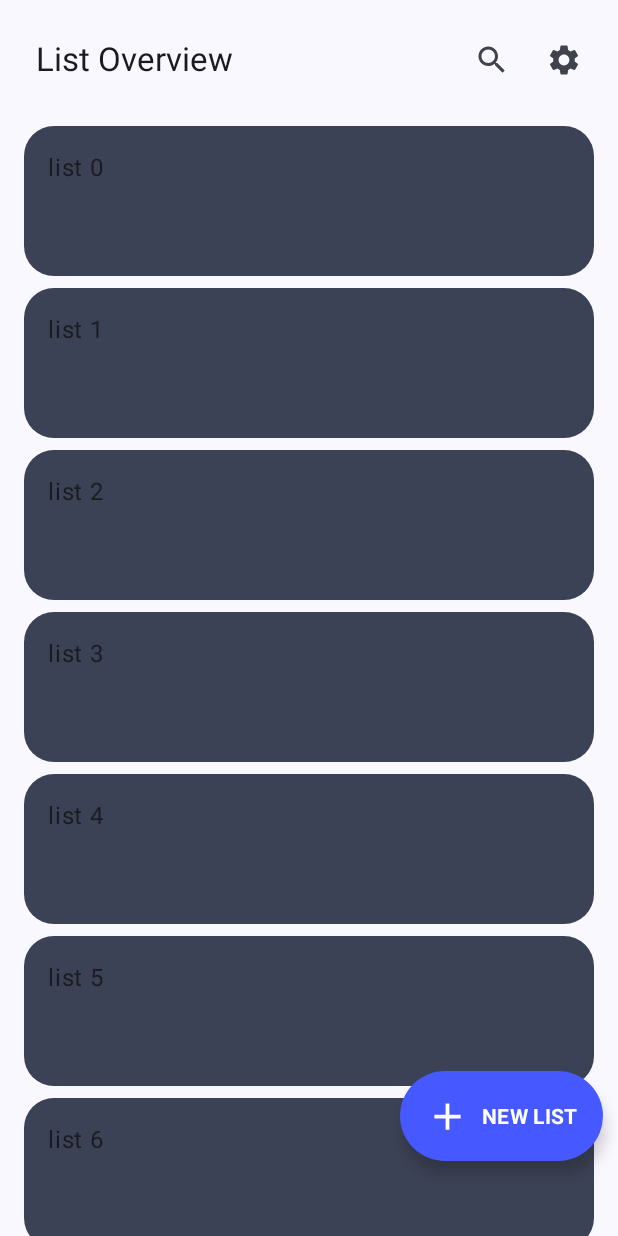
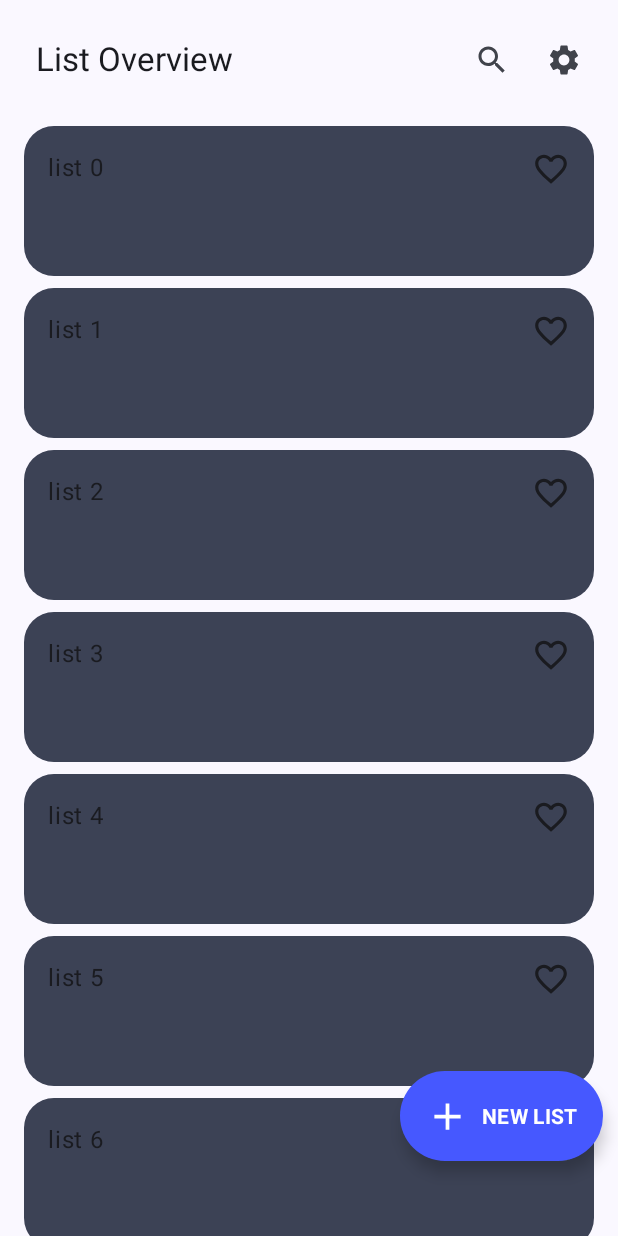
Before and after one commit to UX-UI-SPP-Group-10/UXUIApplication, an Android app built with Jetpack Compose: the screen it shows after launch (MainActivity), on a phone screen of 412 x 824 dp. Run offline under Robolectric (Android 15) with nearby library versions, the phone set to English and light mode, and no system bars.

Commit message:
added Favourite icon

```diff
--- a/app/src/main/java/com/group10/uxuiapp/view/ListOverviewPage.kt
+++ b/app/src/main/java/com/group10/uxuiapp/view/ListOverviewPage.kt
@@ -8,10 +8,12 @@ import androidx.compose.foundation.layout.Spacer
 import androidx.compose.foundation.layout.fillMaxWidth
 import androidx.compose.foundation.layout.height
 import androidx.compose.foundation.gestures.detectTapGestures
+import androidx.compose.foundation.layout.Arrangement
 import androidx.compose.foundation.layout.Box
 import androidx.compose.foundation.layout.padding
 import androidx.compose.foundation.layout.Column
 import androidx.compose.foundation.layout.Row
+import androidx.compose.foundation.layout.fillMaxSize
 import androidx.compose.foundation.layout.width
 import androidx.compose.foundation.lazy.LazyColumn
 import androidx.compose.foundation.lazy.items
@@ -46,6 +48,8 @@ import androidx.compose.foundation.layout.fillMaxWidth
 import androidx.compose.foundation.layout.offset
 import androidx.compose.foundation.layout.size
 import androidx.compose.material.icons.filled.Add
+import androidx.compose.material.icons.filled.Favorite
+import androidx.compose.material.icons.filled.FavoriteBorder
 import androidx.compose.material3.DropdownMenu
 import androidx.compose.material3.DropdownMenuItem
 import androidx.compose.runtime.mutableStateOf
@@ -163,6 +167,7 @@ private fun ListItem(
     navController: NavController,
     selectedIndex: MutableState<Int?>
 ) {
+    val isLiked = remember { mutableStateOf(false) }
     Box(
         modifier = Modifier
             .fillMaxWidth()
@@ -186,10 +191,28 @@ private fun ListItem(
                     )
                 }
         ) {
-            Text(
-                text = "list $index",
-                modifier = Modifier.padding(16.dp)
-            )
+            Row(
+                modifier = Modifier
+                    .fillMaxSize()
+                    .padding(16.dp),
+                horizontalArrangement = Arrangement.SpaceBetween,
+                verticalAlignment = Alignment.Top
+            ) {
+                Text(
+                    text = "list $index"
+                )
+
+                Icon(
+                    imageVector =
+                    if (isLiked.value) Icons.Default.Favorite else Icons.Default.FavoriteBorder,
+                    contentDescription = if (isLiked.value) "Liked " else "Add Favourite",
+                    modifier = Modifier
+                        .size(25.dp)
+                        .clickable {
+                            isLiked.value = !isLiked.value
+                        }
+                )
+            }
         }
 
         // Space for ChangeButton if this item is selected
```
